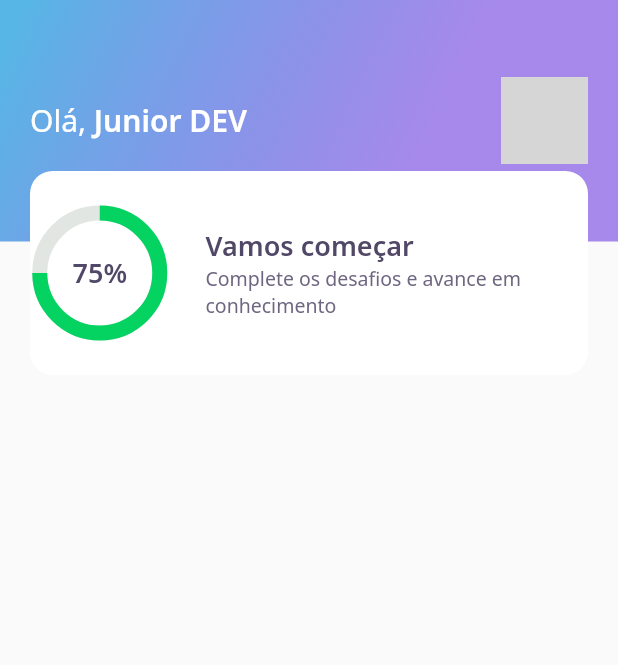
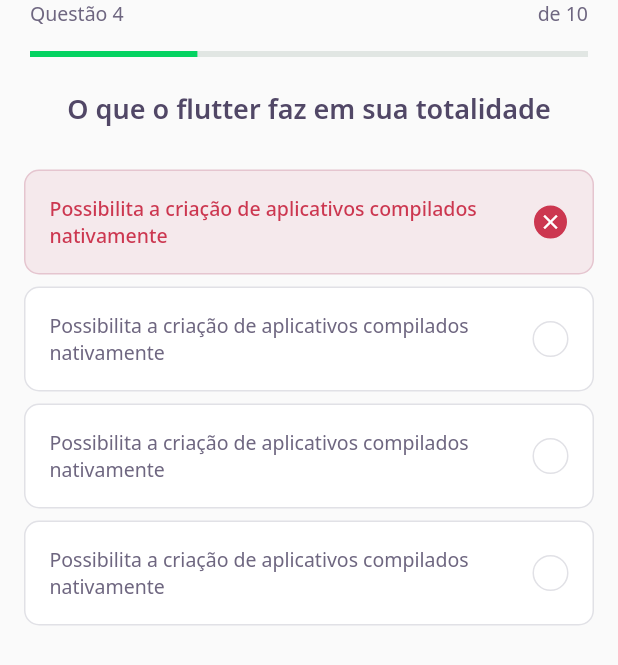
Before and after one commit to vjuniorr/NLW5, a Flutter app: the screen it shows after launch, on a phone screen of 412 x 824 dp. Shown: the top 665 px of the screen. Run offline on Flutter 3.47's test engine with Material 2 defaults, Android fonts, the phone set to English and light mode, and no system bars; our stand-ins replace google_fonts; grey boxes are pictures that could not be loaded.

Commit message:
Second day

```diff
--- /dev/null
+++ b/devquiz/lib/challenge/challenge_page.dart
@@ -0,0 +1,28 @@
+import 'package:DevQuiz/challenge/widgets/question_indicator/question_indicator_widget.dart';
+import 'package:DevQuiz/challenge/widgets/quiz/quiz_widget.dart';
+import 'package:flutter/material.dart';
+
+class ChallengePage extends StatefulWidget {
+  const ChallengePage({Key? key}) : super(key: key);
+
+  @override
+  _ChallengePageState createState() => _ChallengePageState();
+}
+
+class _ChallengePageState extends State<ChallengePage> {
+  @override
+  Widget build(BuildContext context) {
+    return Scaffold(
+      appBar: PreferredSize(
+        preferredSize: Size.fromHeight(60),
+        child: SafeArea(
+          top: true,
+          child: QuestionIndicatorWidget(),
+        ),
+      ),
+      body: QuizWidget(
+        title: "O que o flutter faz em sua totalidade",
+      ),
+    );
+  }
+}
--- /dev/null
+++ b/devquiz/lib/challenge/widgets/awnser/awnser_widget.dart
@@ -0,0 +1,78 @@
+import 'package:DevQuiz/core/app_colors.dart';
+import 'package:DevQuiz/core/app_text_styles.dart';
+import 'package:flutter/material.dart';
+
+class AwnserWidget extends StatelessWidget {
+  final String title;
+  final bool isRight;
+  final bool isSelected;
+  const AwnserWidget({
+    Key? key,
+    required this.title,
+    this.isRight = false,
+    this.isSelected = false,
+  }) : super(key: key);
+
+  Color get _selectedColorRight =>
+      isRight ? AppColors.darkGreen : AppColors.darkRed;
+
+  Color get _selectedBorderRight =>
+      isRight ? AppColors.lightGreen : AppColors.lightRed;
+
+  Color get _selectedColorCardRight =>
+      isRight ? AppColors.lightGreen : AppColors.lightRed;
+
+  Color get _selectedBorderCardRight =>
+      isRight ? AppColors.green : AppColors.red;
+
+  TextStyle get _selectedTextStyleRight =>
+      isRight ? AppTextStyles.bodyDarkGreen : AppTextStyles.bodyDarkRed;
+
+  IconData get _selectedIconRight => isRight ? Icons.check : Icons.close;
+
+  @override
+  Widget build(BuildContext context) {
+    return Padding(
+      padding: const EdgeInsets.symmetric(horizontal: 16, vertical: 4),
+      child: Container(
+        padding: EdgeInsets.all(16),
+        decoration: BoxDecoration(
+            color: isSelected ? _selectedColorCardRight : AppColors.white,
+            borderRadius: BorderRadius.circular(10),
+            border: Border.fromBorderSide(BorderSide(
+              color: isSelected ? _selectedBorderCardRight : AppColors.border,
+            ))),
+        child: Row(
+          mainAxisAlignment: MainAxisAlignment.spaceBetween,
+          children: [
+            Expanded(
+              child: Text(
+                title,
+                style:
+                    isSelected ? _selectedTextStyleRight : AppTextStyles.body,
+              ),
+            ),
+            Container(
+              width: 24,
+              height: 24,
+              decoration: BoxDecoration(
+                color: isSelected ? _selectedColorRight : AppColors.white,
+                borderRadius: BorderRadius.circular(500),
+                border: Border.fromBorderSide(BorderSide(
+                    color:
+                        isSelected ? _selectedBorderRight : AppColors.border)),
+              ),
+              child: isSelected
+                  ? Icon(
+                      _selectedIconRight,
+                      size: 16,
+                      color: Colors.white,
+                    )
+                  : null,
+            )
+          ],
+        ),
+      ),
+    );
+  }
+}
--- /dev/null
+++ b/devquiz/lib/challenge/widgets/question_indicator/question_indicator_widget.dart
@@ -0,0 +1,35 @@
+import 'package:DevQuiz/core/app_text_styles.dart';
+import 'package:DevQuiz/shared/widgets/progress_indicator/progress_indicator_widget.dart';
+import 'package:flutter/material.dart';
+
+class QuestionIndicatorWidget extends StatelessWidget {
+  const QuestionIndicatorWidget({Key? key}) : super(key: key);
+
+  @override
+  Widget build(BuildContext context) {
+    return Container(
+      padding: const EdgeInsets.symmetric(horizontal: 20),
+      child: Column(
+        children: [
+          Row(
+            mainAxisAlignment: MainAxisAlignment.spaceBetween,
+            children: [
+              Text(
+                "Questão 4",
+                style: AppTextStyles.body,
+              ),
+              Text(
+                "de 10",
+                style: AppTextStyles.body,
+              )
+            ],
+          ),
+          SizedBox(
+            height: 16,
+          ),
+          ProgressIndicatorWidget(value: 0.7)
+        ],
+      ),
+    );
+  }
+}
--- /dev/null
+++ b/devquiz/lib/challenge/widgets/quiz/quiz_widget.dart
@@ -0,0 +1,43 @@
+import 'package:DevQuiz/challenge/widgets/awnser/awnser_widget.dart';
+import 'package:DevQuiz/core/core.dart';
+import 'package:flutter/material.dart';
+
+class QuizWidget extends StatelessWidget {
+  final String title;
+  const QuizWidget({Key? key, required this.title}) : super(key: key);
+
+  @override
+  Widget build(BuildContext context) {
+    return Container(
+      child: Column(
+        children: [
+          Text(
+            title,
+            style: AppTextStyles.heading,
+          ),
+          SizedBox(
+            height: 24,
+          ),
+          AwnserWidget(
+            isRight: false,
+            isSelected: true,
+            title:
+                "Possibilita a criação de aplicativos compilados nativamente",
+          ),
+          AwnserWidget(
+            title:
+                "Possibilita a criação de aplicativos compilados nativamente",
+          ),
+          AwnserWidget(
+            title:
+                "Possibilita a criação de aplicativos compilados nativamente",
+          ),
+          AwnserWidget(
+            title:
+                "Possibilita a criação de aplicativos compilados nativamente",
+          ),
+        ],
+      ),
+    );
+  }
+}
--- a/devquiz/lib/core/app_widget.dart
+++ b/devquiz/lib/core/app_widget.dart
@@ -1,3 +1,4 @@
+import 'package:DevQuiz/challenge/challenge_page.dart';
 import 'package:DevQuiz/home/home_page.dart';
 //import 'package:DevQuiz/splash/splash_page.dart';
 import 'package:flutter/material.dart';
@@ -7,7 +8,7 @@ class AppWidget extends StatelessWidget {
   Widget build(BuildContext context) {
     return MaterialApp(
       title: "DevQuiz",
-      home: HomePage(),
+      home: ChallengePage(),
     );
   }
 }
--- a/devquiz/lib/home/widgets/appbar/app_bar_widget.dart
+++ b/devquiz/lib/home/widgets/appbar/app_bar_widget.dart
@@ -24,7 +24,7 @@ class AppBarWidget extends PreferredSize {
                             style: AppTextStyles.title,
                             children: [
                               TextSpan(
-                                text: "Junior DEV",
+                                text: "Junior",
                                 style: AppTextStyles.titleBold,
                               )
                             ])),
--- a/devquiz/lib/home/widgets/score_card/score_card_widget.dart
+++ b/devquiz/lib/home/widgets/score_card/score_card_widget.dart
@@ -14,9 +14,11 @@ class ScoreCardWidget extends StatelessWidget {
         right: 20,
       ),
       child: Container(
-        height: 136,
+        height: 126,
         decoration: BoxDecoration(
             color: AppColors.white, borderRadius: BorderRadius.circular(15)),
+        child: Padding(
+          padding: const EdgeInsets.symmetric(horizontal: 24),
           child: Row(
             crossAxisAlignment: CrossAxisAlignment.center,
             children: [
@@ -44,6 +46,7 @@ class ScoreCardWidget extends StatelessWidget {
             ],
           ),
         ),
+      ),
     );
   }
 }
--- /dev/null
+++ b/devquiz/lib/shared/widgets/progress_indicator/progress_indicator_widget.dart
@@ -0,0 +1,17 @@
+import 'package:DevQuiz/core/app_colors.dart';
+import 'package:flutter/material.dart';
+
+class ProgressIndicatorWidget extends StatelessWidget {
+  final double value;
+  const ProgressIndicatorWidget({Key? key, required this.value})
+      : super(key: key);
+
+  @override
+  Widget build(BuildContext context) {
+    return LinearProgressIndicator(
+      value: 0.3,
+      backgroundColor: AppColors.chartSecondary,
+      valueColor: AlwaysStoppedAnimation<Color>(AppColors.chartPrimary),
+    );
+  }
+}
```
Also changed, not shown: devquiz/lib/home/home_page.dart (+44 -2 lines), devquiz/lib/home/widgets/level_button/level_button_widget.dart (added, +56 -0 lines), devquiz/lib/home/widgets/quiz_card/quiz_card_widget.dart (added, +55 -0 lines). Lines whose indentation alone changed are shown as unchanged.
